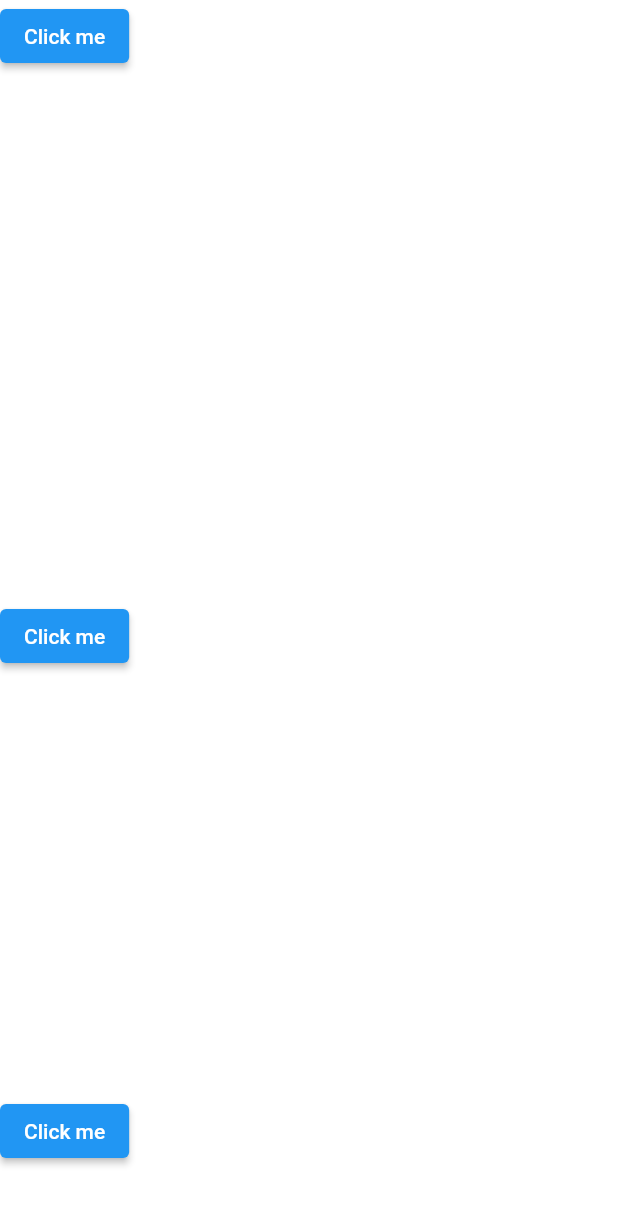
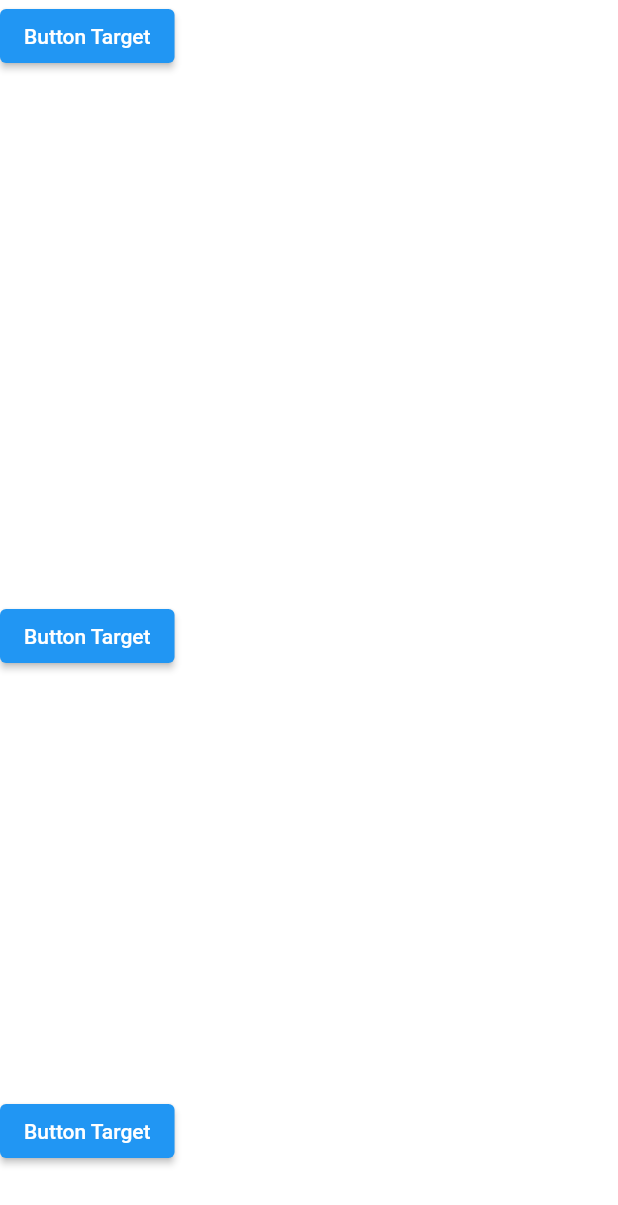
Before and after one commit to emirdeliz/menu_float, a Flutter app: the screen it shows after launch, on a phone screen of 412 x 824 dp. Shown: the top 1205 px of the screen. Run offline on Flutter 3.47's test engine with Material 2 defaults, Android fonts, the phone set to English and light mode, and no system bars.

Commit message:
feat: Work in progress

```diff
--- a/example/menu_float_demo/lib/main.dart
+++ b/example/menu_float_demo/lib/main.dart
@@ -2,7 +2,7 @@ import 'package:flutter/material.dart';
 
 import 'menu_float_app.dart';
 
-const String titleWidgetTrigger = 'Click me';
+const String titleWidgetTrigger = 'Button Target';
 const double landscapeWidth = 1024;
 const double landscapeHeight = 769;
 
--- a/pubspec.yaml
+++ b/pubspec.yaml
@@ -4,8 +4,8 @@ version: 0.0.1
 homepage: https://github.com/emirdeliz/menu_float
 
 environment:
-  sdk: '>=2.17.6 <=3.0.5'
-  flutter: ">=1.17.0"
+  sdk: ">=2.17.5 <3.0.0"
+  flutter: ">=2.5.0"
 
 dependencies:
   flutter:
```
Also changed, not shown: example/menu_float_demo/lib/__mock__/menu_float.mock.dart (+5 -5 lines), 2 other files.
